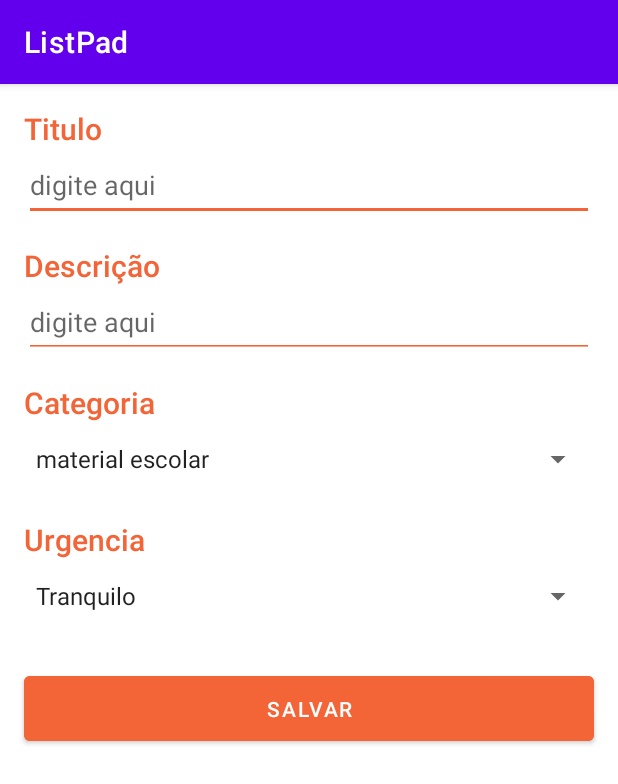
After one commit to MaykiSantos/ListPad, an Android app: the NovaListaActivity screen opened directly, with no data from a screen before it, on a phone screen of 412 x 824 dp. The commit adds this screen. Shown: the top 784 px of the screen. Run offline under Robolectric (Android 15) with nearby library versions, the phone set to English and light mode, and no system bars.

Commit message:
criação de algumas telas

```diff
--- /dev/null
+++ b/app/src/main/java/br/com/mayki/listpad/NovaListaActivity.java
@@ -0,0 +1,14 @@
+package br.com.mayki.listpad;
+
+import androidx.appcompat.app.AppCompatActivity;
+
+import android.os.Bundle;
+
+public class NovaListaActivity extends AppCompatActivity {
+
+    @Override
+    protected void onCreate(Bundle savedInstanceState) {
+        super.onCreate(savedInstanceState);
+        setContentView(R.layout.activity_nova_lista);
+    }
+}
--- /dev/null
+++ b/app/src/main/res/layout/activity_nova_lista.xml
@@ -0,0 +1,136 @@
+<?xml version="1.0" encoding="utf-8"?>
+<androidx.constraintlayout.widget.ConstraintLayout xmlns:android="http://schemas.android.com/apk/res/android"
+    xmlns:app="http://schemas.android.com/apk/res-auto"
+    xmlns:tools="http://schemas.android.com/tools"
+    android:layout_width="match_parent"
+    android:layout_height="match_parent"
+    tools:context=".NovaListaActivity">
+
+    <TextView
+        android:id="@+id/textView2"
+        android:layout_width="wrap_content"
+        android:layout_height="wrap_content"
+        android:layout_marginStart="16dp"
+        android:layout_marginTop="16dp"
+        android:fontFamily="sans-serif-medium"
+        android:labelFor="@id/activity_nova_lista_et_titulo"
+        android:text="@string/titulo"
+        android:textColor="@color/laranga"
+        android:textSize="20sp"
+        app:layout_constraintStart_toStartOf="parent"
+        app:layout_constraintTop_toTopOf="parent" />
+
+    <EditText
+        android:id="@+id/activity_nova_lista_et_titulo"
+        android:layout_width="0dp"
+        android:layout_height="wrap_content"
+        android:layout_marginStart="16dp"
+        android:layout_marginEnd="16dp"
+        android:backgroundTint="@color/laranga"
+        android:ems="10"
+        android:hint="@string/digite_aqui"
+        android:inputType="text"
+        android:minHeight="48dp"
+        app:layout_constraintEnd_toEndOf="parent"
+        app:layout_constraintStart_toStartOf="parent"
+        app:layout_constraintTop_toBottomOf="@+id/textView2" />
+
+    <TextView
+        android:id="@+id/textView4"
+        android:layout_width="wrap_content"
+        android:layout_height="wrap_content"
+        android:layout_marginStart="16dp"
+        android:layout_marginTop="16dp"
+        android:fontFamily="sans-serif-medium"
+        android:labelFor="@id/activity_nova_lista_et_descricao"
+        android:text="@string/descricao"
+        android:textColor="@color/laranga"
+        android:textSize="20sp"
+        app:layout_constraintStart_toStartOf="parent"
+        app:layout_constraintTop_toBottomOf="@+id/activity_nova_lista_et_titulo" />
+
+    <EditText
+        android:id="@+id/activity_nova_lista_et_descricao"
+        android:layout_width="0dp"
+        android:layout_height="wrap_content"
+        android:layout_marginStart="16dp"
+        android:layout_marginEnd="16dp"
+        android:backgroundTint="@color/laranga"
+        android:ems="10"
+        android:hint="@string/digite_aqui"
+        android:inputType="text"
+        android:minHeight="48dp"
+        app:layout_constraintEnd_toEndOf="parent"
+        app:layout_constraintHorizontal_bias="0.0"
+        app:layout_constraintStart_toStartOf="parent"
+        app:layout_constraintTop_toBottomOf="@+id/textView4" />
+
+    <TextView
+        android:id="@+id/textView5"
+        android:layout_width="wrap_content"
+        android:layout_height="wrap_content"
+        android:layout_marginStart="16dp"
+        android:layout_marginTop="16dp"
+        android:fontFamily="sans-serif-medium"
+        android:labelFor="@id/activity_nova_lista_spinner_categoria"
+        android:text="@string/categoria"
+        android:textColor="@color/laranga"
+        android:textSize="20sp"
+        app:layout_constraintStart_toStartOf="parent"
+        app:layout_constraintTop_toBottomOf="@+id/activity_nova_lista_et_descricao" />
+
+    <Spinner
+        android:id="@+id/activity_nova_lista_spinner_categoria"
+        android:layout_width="0dp"
+        android:layout_height="wrap_content"
+        android:layout_marginStart="16dp"
+        android:layout_marginEnd="16dp"
+        android:contentDescription="@string/campo_selecao_categoria"
+        android:entries="@array/categoria_exemplo"
+        android:minHeight="48dp"
+        app:layout_constraintEnd_toEndOf="parent"
+        app:layout_constraintStart_toStartOf="parent"
+        app:layout_constraintTop_toBottomOf="@+id/textView5" />
+
+    <TextView
+        android:id="@+id/textView6"
+        android:layout_width="wrap_content"
+        android:layout_height="wrap_content"
+        android:layout_marginStart="16dp"
+        android:layout_marginTop="16dp"
+        android:labelFor="@id/activity_nova_lista_spinner_urgencia"
+        android:fontFamily="sans-serif-medium"
+        android:text="@string/urgencia"
+        android:textColor="@color/laranga"
+        android:textSize="20sp"
+        app:layout_constraintStart_toStartOf="parent"
+        app:layout_constraintTop_toBottomOf="@+id/activity_nova_lista_spinner_categoria" />
+
+    <Spinner
+        android:id="@+id/activity_nova_lista_spinner_urgencia"
+        android:layout_width="0dp"
+        android:layout_height="wrap_content"
+        android:layout_marginStart="16dp"
+        android:layout_marginEnd="16dp"
+        android:contentDescription="@string/campo_selecao_urgencia"
+        android:entries="@array/urgencia_exemplo"
+        android:minHeight="48dp"
+        app:layout_constraintEnd_toEndOf="parent"
+        app:layout_constraintStart_toStartOf="parent"
+        app:layout_constraintTop_toBottomOf="@+id/textView6" />
+
+    <Button
+        android:id="@+id/activity_nova_lista_btn_salvar"
+        android:layout_width="0dp"
+        android:layout_height="55dp"
+        android:layout_marginStart="16dp"
+        android:layout_marginTop="23dp"
+        android:layout_marginEnd="16dp"
+        android:backgroundTint="@color/laranga"
+        android:text="@string/salvar"
+        app:layout_constraintEnd_toEndOf="parent"
+        app:layout_constraintHorizontal_bias="0.0"
+        app:layout_constraintStart_toStartOf="parent"
+        app:layout_constraintTop_toBottomOf="@+id/activity_nova_lista_spinner_urgencia" />
+
+</androidx.constraintlayout.widget.ConstraintLayout>
--- a/app/src/main/res/values/colors.xml
+++ b/app/src/main/res/values/colors.xml
@@ -7,4 +7,5 @@
     <color name="teal_700">#FF018786</color>
     <color name="black">#FF000000</color>
     <color name="white">#FFFFFFFF</color>
+    <color name="laranga">#F36437</color>
 </resources>
--- a/app/src/main/res/values/strings.xml
+++ b/app/src/main/res/values/strings.xml
@@ -1,3 +1,28 @@
 <resources>
     <string name="app_name">ListPad</string>
+    <string name="sobre">Sobre</string>
+    <string name="nova_categoria">Nova categoria</string>
+    <string name="editar">Editar</string>
+    <string name="excluir">Excluir</string>
+    <string name="descricao">Descrição</string>
+    <string name="salvar">Salvar</string>
+    <string name="campo_descricao_categoria">campo para adicionar a descrição da categoria</string>
+    <string name="campo_titulo_lista">campo para adicionar a titulo da lista</string>
+    <string name="campo_descricao_lista">campo para adicionar a descrição da lista</string>
+    <string name="campo_selecao_categoria">campo para selecionar a categoria da lista</string>
+    <string name="campo_selecao_urgencia">campo para selecionar a urgencia da lista</string>
+    <string name="digite_aqui">digite aqui</string>
+    <string name="titulo">Titulo</string>
+    <string name="categoria">Categoria</string>
+    <string name="urgencia">Urgencia</string>
+    <string-array name="categoria_exemplo">
+        <item>material escolar</item>
+        <item>super mercado</item>
+        <item>lista de asamento</item>
+    </string-array>
+    <string-array name="urgencia_exemplo">
+        <item>Tranquilo</item>
+        <item>Moderado</item>
+        <item>Urgente</item>
+    </string-array>
 </resources>
```
Also changed, not shown: app/src/main/AndroidManifest.xml (+9 -0 lines), app/src/main/java/br/com/mayki/listpad/DetalheListaActivity.java (added, +14 -0 lines), app/src/main/java/br/com/mayki/listpad/NovaCategoriaActivity.java (added, +14 -0 lines), app/src/main/res/drawable/ic_adicionar.xml (added, +10 -0 lines), app/src/main/res/drawable/ic_bola_vermelha.xml (added, +9 -0 lines), app/src/main/res/layout/activity_detalhe_lista.xml (added, +87 -0 lines), app/src/main/res/layout/activity_nova_categoria.xml (added, +51 -0 lines), app/src/main/res/layout/layout_lista_adapter.xml (added, +58 -0 lines), app/src/main/res/menu/menu_de_contexto.xml (added, +10 -0 lines), app/src/main/res/menu/menu_principal.xml (added, +10 -0 lines).
